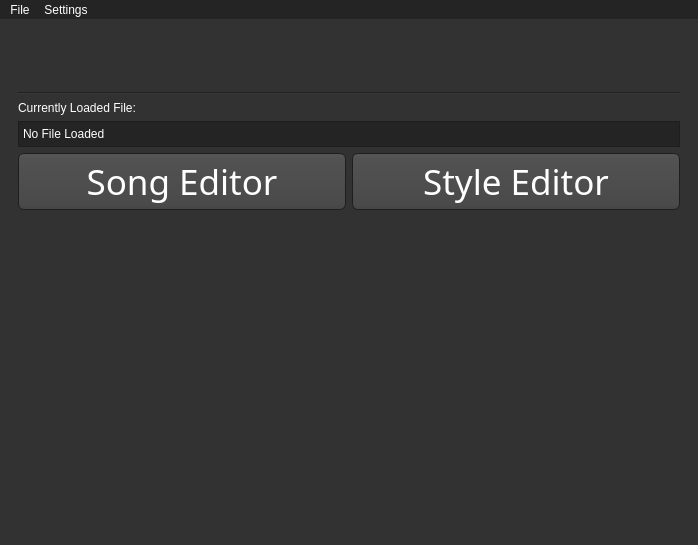
Qt form WiiMusicPlus.ui (BenjaminHalko/WiiMusicEditorPlus) before a commit.
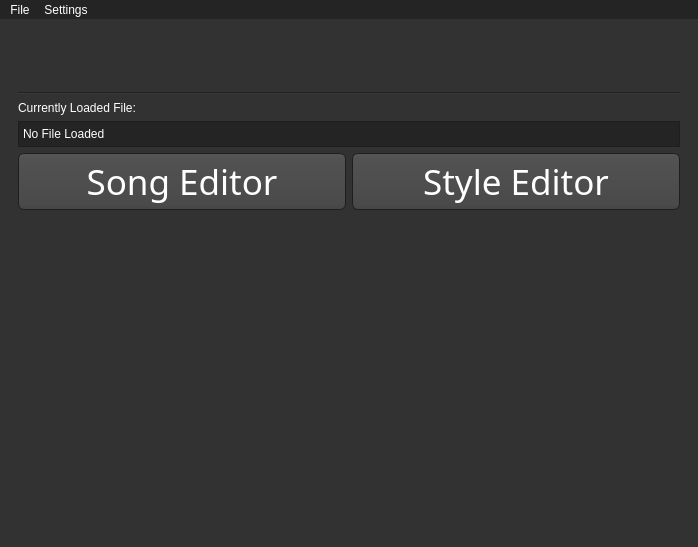
The same form after that commit. Icons and pictures are not drawn.

Patch:
```diff
--- a/WiiMusicPlus.ui
+++ b/WiiMusicPlus.ui
@@ -7,7 +7,7 @@
     <x>0</x>
     <y>0</y>
     <width>698</width>
-    <height>545</height>
+    <height>547</height>
    </rect>
   </property>
   <property name="palette">
@@ -150,7 +150,7 @@
      </colorrole>
      <colorrole role="PlaceholderText">
       <brush brushstyle="SolidPattern">
-       <color alpha="128">
+       <color alpha="255">
         <red>255</red>
         <green>255</green>
         <blue>255</blue>
@@ -296,7 +296,7 @@
      </colorrole>
      <colorrole role="PlaceholderText">
       <brush brushstyle="SolidPattern">
-       <color alpha="128">
+       <color alpha="255">
         <red>255</red>
         <green>255</green>
         <blue>255</blue>
@@ -442,10 +442,10 @@
      </colorrole>
      <colorrole role="PlaceholderText">
       <brush brushstyle="SolidPattern">
-       <color alpha="128">
-        <red>255</red>
-        <green>255</green>
-        <blue>255</blue>
+       <color alpha="255">
+        <red>64</red>
+        <green>64</green>
+        <blue>64</blue>
        </color>
       </brush>
      </colorrole>
@@ -1076,7 +1076,7 @@
       </colorrole>
       <colorrole role="PlaceholderText">
        <brush brushstyle="SolidPattern">
-        <color alpha="128">
+        <color alpha="255">
          <red>255</red>
          <green>255</green>
          <blue>255</blue>
@@ -1222,7 +1222,7 @@
       </colorrole>
       <colorrole role="PlaceholderText">
        <brush brushstyle="SolidPattern">
-        <color alpha="128">
+        <color alpha="255">
          <red>255</red>
          <green>255</green>
          <blue>255</blue>
@@ -1368,10 +1368,10 @@
       </colorrole>
       <colorrole role="PlaceholderText">
        <brush brushstyle="SolidPattern">
-        <color alpha="128">
-         <red>255</red>
-         <green>255</green>
-         <blue>255</blue>
+        <color alpha="255">
+         <red>64</red>
+         <green>64</green>
+         <blue>64</blue>
         </color>
        </brush>
       </colorrole>
```
Left out of the diff: 6 changed lines with no effect on the pictures.
